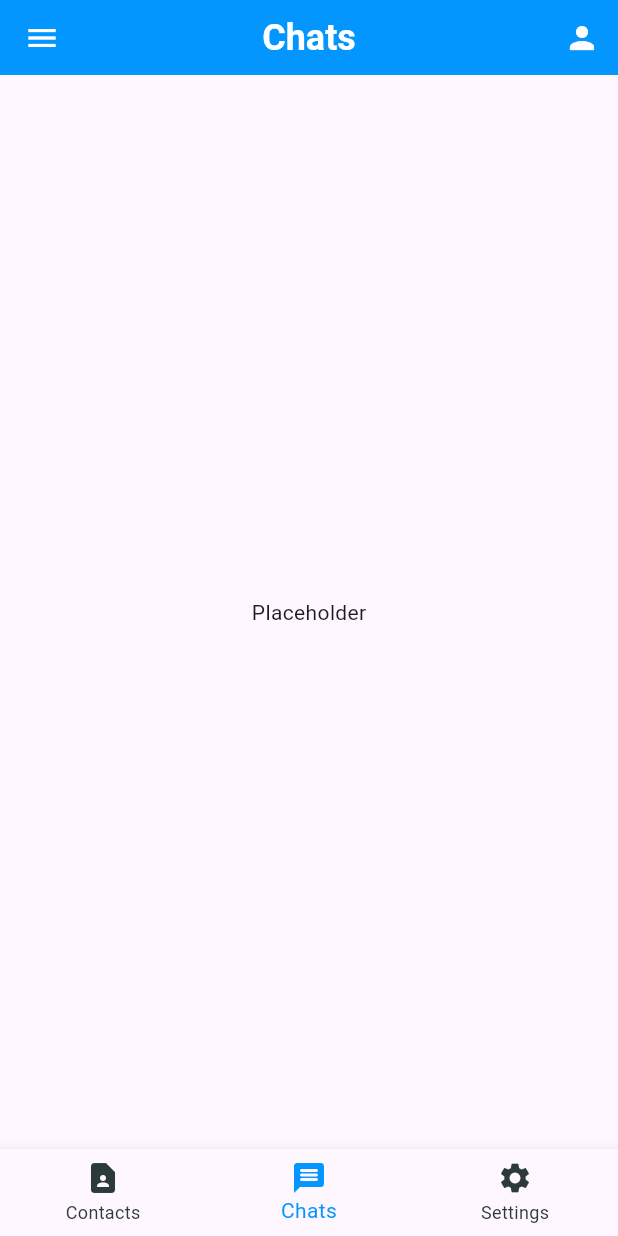
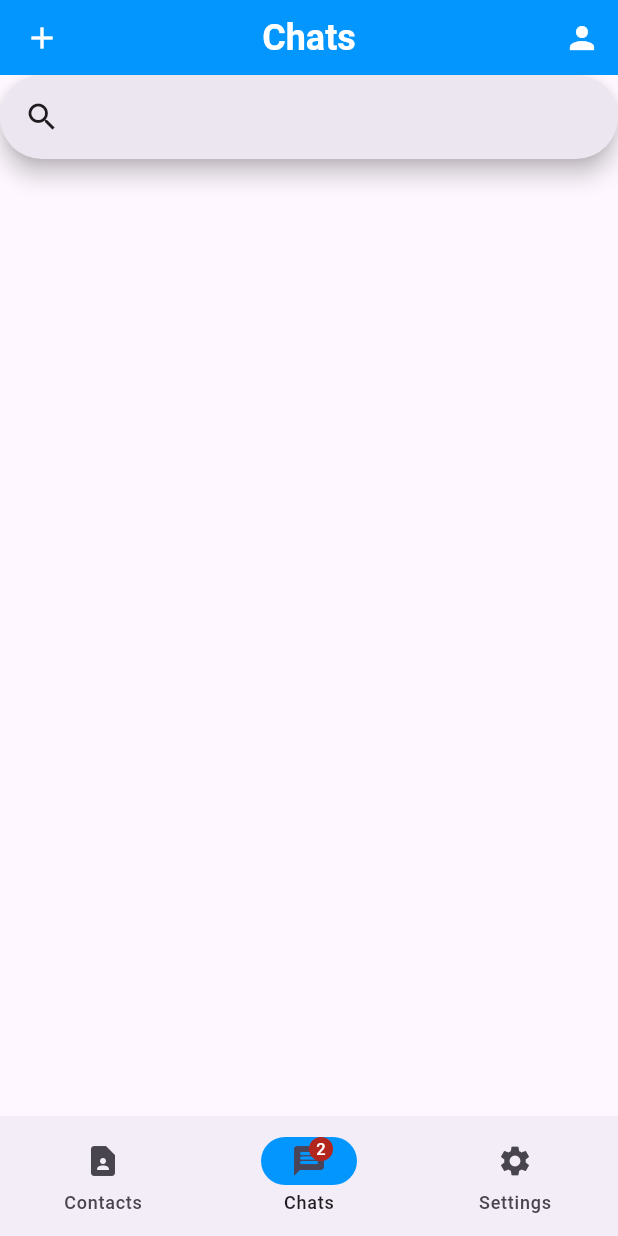
Before and after one commit to CrispyBeefNugget/Team3-Capstone, a Flutter app: the screen it shows after launch, on a phone screen of 412 x 824 dp. Run offline on Flutter 3.47's test engine with Material 3 defaults, Android fonts, the phone set to English and light mode, and no system bars.

Commit message:
Overhaul of the code for ease of adding and modifying specific tabs/pages of the app. Also upgraded the navigation bar to the newer material3 version and added searchbars to the contacts and chats tabs.

```diff
--- /dev/null
+++ b/client/dmaft/lib/app_screen.dart
@@ -0,0 +1,106 @@
+import 'package:flutter/material.dart';
+
+import 'package:dmaft/contacts_screen.dart';
+import 'package:dmaft/chats_screen.dart';
+import 'package:dmaft/settings_screen.dart';
+
+class AppScreen extends StatefulWidget {
+  const AppScreen({super.key});
+
+  @override
+  State<AppScreen> createState() => _AppScreenState();
+}
+
+class _AppScreenState extends State<AppScreen> {
+  int myIndex = 1; // Default page on app startup.
+  List<Widget> widgetList = const [
+    Text(
+      'Contacts',
+      style: TextStyle(
+        fontSize: 24,
+        fontWeight: FontWeight.bold,
+      ),
+    ),
+
+    Text(
+      'Chats',
+      style: TextStyle(
+        fontSize: 24,
+        fontWeight: FontWeight.bold,
+      ),
+    ),
+
+    Text(
+      'Settings',
+      style: TextStyle(
+        fontSize: 24,
+        fontWeight: FontWeight.bold,
+      ),
+    ),
+  ];
+
+  @override
+  Widget build(BuildContext context) {
+    final ThemeData theme = Theme.of(context);
+    return Scaffold(
+      appBar: AppBar(
+        title: widgetList[myIndex],
+        backgroundColor: const Color.fromRGBO(4, 150, 255, 1),
+        centerTitle: true,
+        foregroundColor: Colors.white,
+        toolbarHeight: 50,
+        leading: IconButton(
+          onPressed: () {},
+          icon: Icon(Icons.add)
+        ),
+        actions: <Widget>[
+          IconButton(
+            onPressed: () {},
+            icon: const Icon(
+              Icons.person,
+            ),
+          ),
+        ],
+      ),
+
+      body: <Widget>[
+        ContactsScreen(),
+        ChatsScreen(),
+        SettingsScreen(),
+      ][myIndex],
+
+      bottomNavigationBar: NavigationBar(
+        onDestinationSelected: (int index) {
+          setState(() {
+            myIndex = index;
+          });
+        },
+        indicatorColor: const Color.fromRGBO(4, 150, 255, 1),
+        labelBehavior: NavigationDestinationLabelBehavior.alwaysShow,
+        selectedIndex: myIndex,
+        destinations: const <Widget>[
+          NavigationDestination(
+            icon: Icon(
+              Icons.contact_page,
+            ),
+            label: 'Contacts',
+          ),
+          NavigationDestination(
+            icon: Badge(
+              label: Text('2'), // unread messages
+              child: Icon(Icons.message_rounded),
+            ),
+            label: 'Chats',
+          ),
+          NavigationDestination(
+            icon: Icon(
+              Icons.settings,
+            ),
+            label: 'Settings',
+          ),
+        ],
+      ),
+
+    );
+  }
+}
--- /dev/null
+++ b/client/dmaft/lib/chats_screen.dart
@@ -0,0 +1,37 @@
+import 'package:flutter/material.dart';
+
+class ChatsScreen extends StatefulWidget {
+  const ChatsScreen({super.key});
+
+  @override
+  State<ChatsScreen> createState() => _ChatsScreenState();
+}
+
+class _ChatsScreenState extends State<ChatsScreen> {
+  @override
+  Widget build(BuildContext context) {
+    return Scaffold(
+      body: SearchAnchor(
+        builder: (BuildContext context, SearchController controller) {
+          return SearchBar(
+            controller: controller,
+            padding: const WidgetStatePropertyAll<EdgeInsets>(
+              EdgeInsets.symmetric(horizontal: 16.0),
+            ),
+            onTap: () {
+              controller.openView();
+            },
+            onChanged: (_) {
+              controller.openView();
+            },
+            leading: const Icon(Icons.search),
+
+          );
+        },
+        suggestionsBuilder: (BuildContext context, SearchController controller) {
+          return List<ListTile>.empty();
+        },
+      ),
+    );
+  }
+}
--- a/client/dmaft/lib/homescreen.dart
+++ /dev/null
@@ -1,119 +0,0 @@
-import 'package:flutter/material.dart';
-
-class HomeScreen extends StatefulWidget {
-  const HomeScreen({super.key});
-
-  @override
-  State<HomeScreen> createState() => _HomeScreenState();
-}
-
-class _HomeScreenState extends State<HomeScreen> {
-  int myIndex = 1;
-  List<Widget> widgetList = const [
-    Text(
-      'Contacts',
-      style: TextStyle(
-        fontSize: 24,
-        fontWeight: FontWeight.bold,
-      ),
-    ),
-    Text(
-      'Chats',
-      style: TextStyle(
-        fontSize: 24,
-        fontWeight: FontWeight.bold,
-      ),
-    ),
-    Text(
-      'Settings',
-      style: TextStyle(
-        fontSize: 24,
-        fontWeight: FontWeight.bold,
-      ),
-    ),
-  ];
-
-  @override
-  Widget build(BuildContext context) {
-    return Scaffold(
-      appBar: AppBar(
-        title: widgetList[myIndex],
-        backgroundColor: const Color.fromRGBO(4, 150, 255, 1),
-        centerTitle: true,
-        foregroundColor: Colors.white,
-        toolbarHeight: 50,
-        actions: <Widget>[
-          IconButton(
-            onPressed: () {},
-            icon: const Icon(
-              Icons.person,
-            ),
-          ),
-        ],
-      ),
-      drawer: Drawer(
-        child: ListView(
-          children: [
-            const SizedBox(
-              height: 59.0,
-              child: DrawerHeader(
-                decoration: BoxDecoration(
-                  color: Color.fromRGBO(4, 150, 255, 1),
-                ),
-                child: Text(
-                  'DMAFT',
-                  style: TextStyle(
-                    color: Colors.white,
-                    fontWeight: FontWeight.bold
-                  ),
-                ),
-              ),
-            ),
-            ListTile(
-              title: const Text('New Chat'),
-              onTap: () {},
-            ),
-            ListTile(
-              title: const Text('Search'),
-              onTap: () {},
-            ),
-          ],
-        ),
-      ),
-      body: const Center( // Add page content here. Might need to remove the const.
-        child: Text('Placeholder'),
-      ),
-      bottomNavigationBar: BottomNavigationBar(
-        type: BottomNavigationBarType.fixed,
-        onTap: (index) {
-          setState(() {
-            myIndex = index;
-          });
-        },
-        currentIndex: myIndex,
-        items: const [
-          BottomNavigationBarItem(
-            icon: Icon(
-              Icons.contact_page,
-            ),
-            label: 'Contacts',
-          ),
-          BottomNavigationBarItem(
-            icon: Icon(
-              Icons.message_rounded,
-            ),
-            label: 'Chats',
-          ),
-          BottomNavigationBarItem(
-            icon: Icon(
-              Icons.settings,
-            ),
-            label: 'Settings',
-          ),
-        ],
-        selectedItemColor: const Color.fromRGBO(4, 150, 255, 1),
-        unselectedItemColor: const Color.fromRGBO(45, 58, 58, 1),
-      ),
-    );
-  }
-}
--- a/client/dmaft/lib/main.dart
+++ b/client/dmaft/lib/main.dart
@@ -1,5 +1,5 @@
 import 'package:flutter/material.dart';
-import 'package:dmaft/splashscreen.dart';
+import 'package:dmaft/splash_screen.dart';
 import 'package:dmaft/wbs_comms.dart';
 
 /*
@@ -27,8 +27,12 @@ class DMAFT extends StatelessWidget {
   Widget build(BuildContext context) {
     //testConnectionNoTLS(); //Uncomment this to send a PING command to insecureServer.py.
     //testConnectionTLS(); //Uncomment this to send a PING command to tlsServer.py. Requires a valid certificate and private key.
-    return const MaterialApp(
-      home: SplashScreen(),
+    return MaterialApp(
+      theme: ThemeData(
+        useMaterial3: true,
+        brightness: Brightness.light,
+      ),
+      home: const SplashScreen(),
       debugShowCheckedModeBanner: false,
     );
   }
--- a/client/dmaft/lib/splashscreen.dart
+++ b/client/dmaft/lib/splash_screen.dart
@@ -1,7 +1,7 @@
 import 'package:flutter/material.dart';
 import 'package:flutter/services.dart';
 
-import 'package:dmaft/homescreen.dart';
+import 'package:dmaft/app_screen.dart';
 
 class SplashScreen extends StatefulWidget {
   const SplashScreen({super.key});
@@ -22,7 +22,7 @@ class _SplashScreenState extends State<SplashScreen>
     Future.delayed(Duration(seconds: 2), () {
       Navigator.of(context).pushReplacement(
         MaterialPageRoute(
-          builder: (_) => HomeScreen(),
+          builder: (_) => AppScreen(),
         ),
       );
     });
```
Also changed, not shown: client/dmaft/lib/contacts_screen.dart (added, +37 -0 lines), client/dmaft/lib/settings_screen.dart (added, +19 -0 lines).
